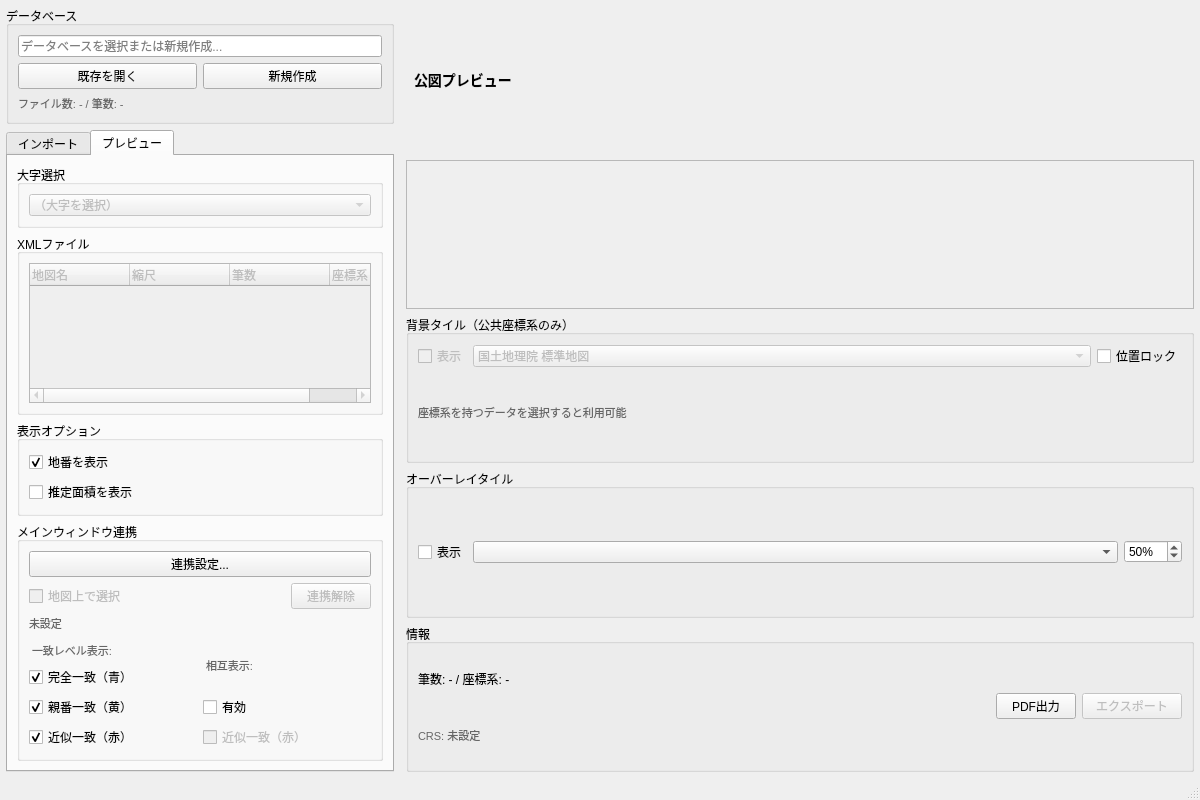
First picture: the form in kozu_main_window.ui, repository raw-slnc/kozu_xml_integrator, before the edit.
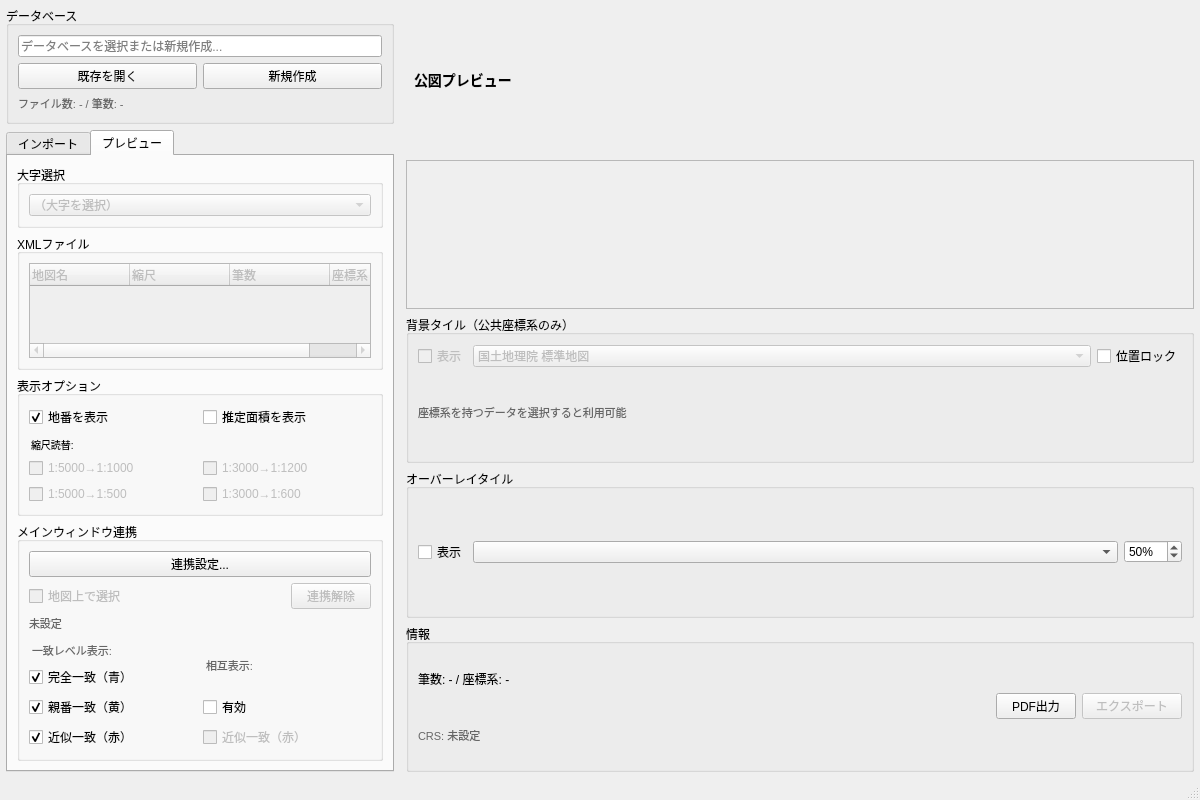
Second picture: the form after the edit. The open tabs and pages were chosen to show the change.

Commit message:
Add scale parsing from XML, scale override UI, and matched-feature export
- Parse scale denominator from <縮尺分母> XML elements with regex fallback
- Store scale_denominator in DB schema with migration support
- Add scale override checkboxes (5000→1000/500, 3000→1200/600)
- Full preview reload on scale override change after georeferencing
- Export targets only matched (highlighted) features with scale field
- Sync matched feature tracking with highlight lifecycle
- Bilingual README, metadata, and UI text updates

```diff
--- a/kozu_main_window.ui
+++ b/kozu_main_window.ui
@@ -324,6 +324,9 @@
               <string>表示オプション</string>
              </property>
              <layout class="QVBoxLayout" name="displayOptionsLayout">
+              <!-- Row 1: Display toggles -->
+              <item>
+               <layout class="QHBoxLayout" name="displayTogglesRow">
               <item>
                <widget class="QCheckBox" name="chkShowChiban">
                 <property name="text">
@@ -340,6 +343,64 @@
                  <string>推定面積を表示</string>
                 </property>
                </widget>
+                </item>
+               </layout>
+              </item>
+              <!-- Row 2: Scale override label -->
+              <item>
+               <widget class="QLabel" name="lblScaleOverride">
+                <property name="text">
+                 <string>縮尺読替:</string>
+                </property>
+                <property name="styleSheet">
+                 <string>font-size: 10px; margin-top: 2px; margin-bottom: 0px;</string>
+                </property>
+               </widget>
+              </item>
+              <!-- Row 3-4: Scale override 2x2 grid -->
+              <item>
+               <layout class="QGridLayout" name="scaleOverrideGrid">
+                <item row="0" column="0">
+                 <widget class="QCheckBox" name="chkScale5000to1000">
+                  <property name="text">
+                   <string>1:5000→1:1000</string>
+                  </property>
+                  <property name="enabled">
+                   <bool>false</bool>
+                  </property>
+                 </widget>
+                </item>
+                <item row="0" column="1">
+                 <widget class="QCheckBox" name="chkScale3000to1200">
+                  <property name="text">
+                   <string>1:3000→1:1200</string>
+                  </property>
+                  <property name="enabled">
+                   <bool>false</bool>
+                  </property>
+                 </widget>
+                </item>
+                <item row="1" column="0">
+                 <widget class="QCheckBox" name="chkScale5000to500">
+                  <property name="text">
+                   <string>1:5000→1:500</string>
+                  </property>
+                  <property name="enabled">
+                   <bool>false</bool>
+                  </property>
+                 </widget>
+                </item>
+                <item row="1" column="1">
+                 <widget class="QCheckBox" name="chkScale3000to600">
+                  <property name="text">
+                   <string>1:3000→1:600</string>
+                  </property>
+                  <property name="enabled">
+                   <bool>false</bool>
+                  </property>
+                 </widget>
+                </item>
+               </layout>
               </item>
              </layout>
             </widget>
```
Lines whose indentation alone changed are shown as unchanged. The commit also changes 4 other files.
